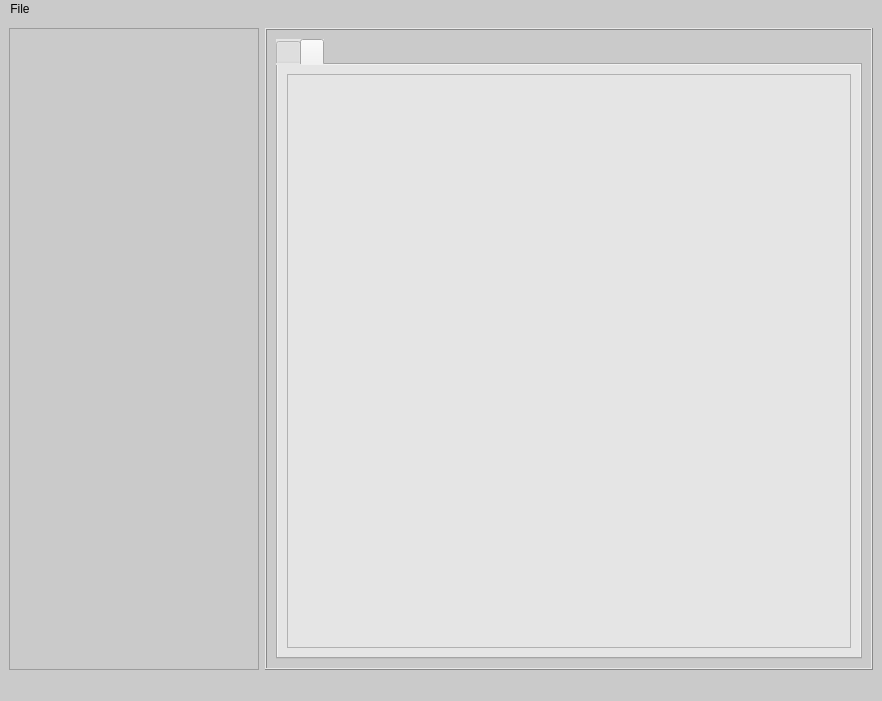
Before: the Qt Designer form main_window_5.ui in don-fink/NoteBook, drawn with Qt 5.
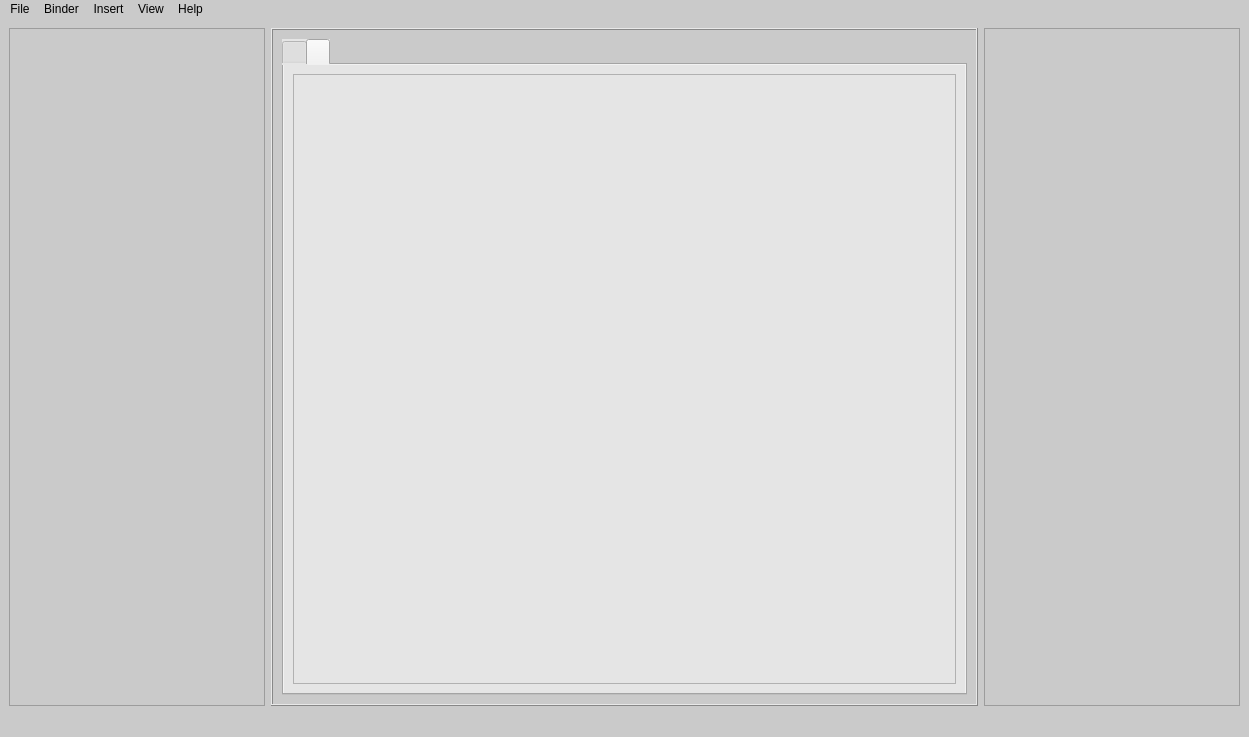
After: the same form once the commit is applied.

```diff
--- a/main_window_5.ui
+++ b/main_window_5.ui
@@ -6,8 +6,8 @@
    <rect>
     <x>0</x>
     <y>0</y>
-    <width>882</width>
-    <height>701</height>
+    <width>1249</width>
+    <height>737</height>
    </rect>
   </property>
   <property name="windowTitle">
@@ -17,12 +17,18 @@
    <string notr="true">background-color: rgb(202, 202, 202);</string>
   </property>
   <widget class="QWidget" name="centralwidget">
-   <layout class="QHBoxLayout" name="horizontalLayout">
+   <layout class="QHBoxLayout" name="horizontalLayout" stretch="0,2,0">
     <item>
      <widget class="QTreeWidget" name="notebookName">
+      <property name="minimumSize">
+       <size>
+        <width>150</width>
+        <height>0</height>
+       </size>
+      </property>
       <property name="maximumSize">
        <size>
-        <width>250</width>
+        <width>16777215</width>
         <height>16777215</height>
        </size>
       </property>
@@ -81,6 +87,13 @@
       </layout>
      </widget>
     </item>
+    <item>
+     <widget class="QTreeView" name="sectionPages">
+      <property name="headerHidden">
+       <bool>true</bool>
+      </property>
+     </widget>
+    </item>
    </layout>
   </widget>
   <widget class="QMenuBar" name="menubar">
@@ -88,7 +101,7 @@
     <rect>
      <x>0</x>
      <y>0</y>
-     <width>882</width>
+     <width>1249</width>
      <height>22</height>
     </rect>
    </property>
@@ -101,7 +114,38 @@
     <addaction name="actionSave_As"/>
     <addaction name="actionExit"/>
    </widget>
+     <widget class="QMenu" name="menuWorkbook">
+    <property name="title">
+         <string>Binder</string>
+    </property>
+    <addaction name="actionAdd_WorkBook"/>
+    <addaction name="actionDelete_Workbook"/>
+    <addaction name="actionRename_WorkBook"/>
+   </widget>
+    <widget class="QMenu" name="menuInsert">
+    <property name="title">
+     <string>Insert</string>
+    </property>
+    <addaction name="actionAdd_Workbook"/>
+    <addaction name="actionAdd_Scction"/>
+    <addaction name="actionAdd_Page"/>
+   </widget>
+   <widget class="QMenu" name="menuView">
+    <property name="title">
+     <string>View</string>
+    </property>
+    <addaction name="actionRich_Text_Tools"/>
+   </widget>
+   <widget class="QMenu" name="menuHelp">
+    <property name="title">
+     <string>Help</string>
+    </property>
+   </widget>
    <addaction name="menuFile"/>
+   <addaction name="menuWorkbook"/>
+   <addaction name="menuInsert"/>
+   <addaction name="menuView"/>
+   <addaction name="menuHelp"/>
   </widget>
   <widget class="QStatusBar" name="statusbar"/>
   <action name="actionOpen">
```
Left out of the diff: 49 changed lines with no effect on the pictures.
